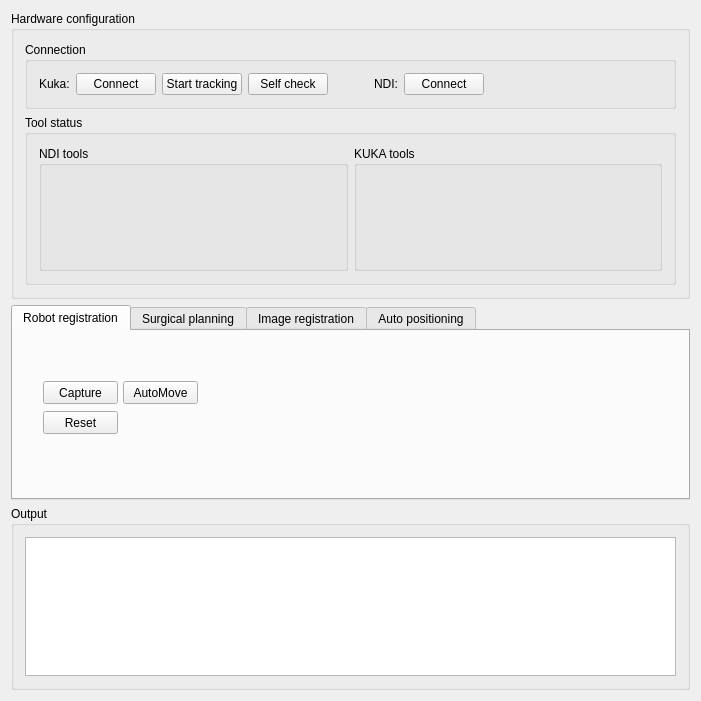
Old version of the form Plugins/org.mitk.lancet.surgicalsimulate/src/internal/SurgicalSimulateControls.ui in the repository zhaomengxiao/LancetMITK-Adition.
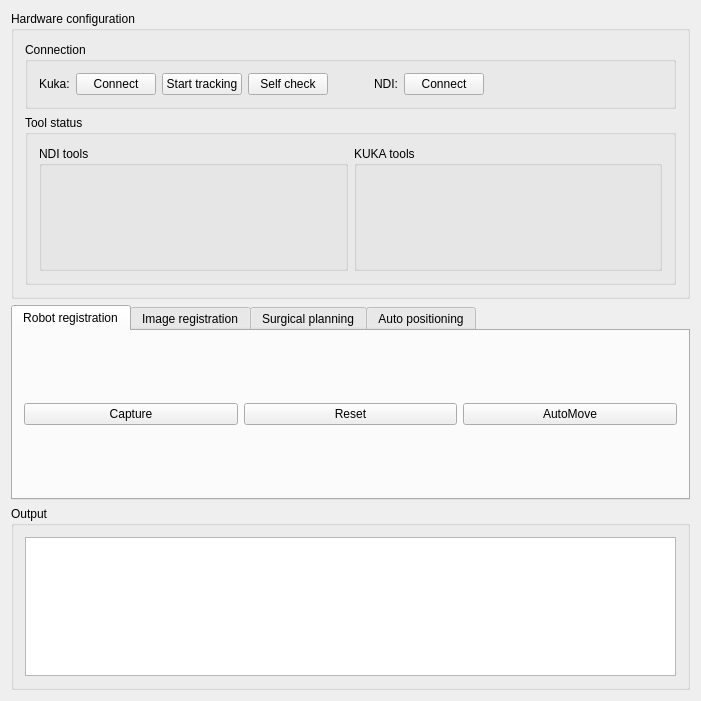
New version of the form. The open tabs and pages were chosen to show the change. Custom widgets are drawn as their Qt base class.

Commit message: fix(Surgical Simulate): fix ui

The edit to the form file:
```diff
--- a/Plugins/org.mitk.lancet.surgicalsimulate/src/internal/SurgicalSimulateControls.ui
+++ b/Plugins/org.mitk.lancet.surgicalsimulate/src/internal/SurgicalSimulateControls.ui
@@ -176,56 +176,35 @@
    <item row="1" column="0">
     <widget class="QTabWidget" name="tabWidget">
      <property name="currentIndex">
-      <number>2</number>
+      <number>3</number>
      </property>
      <widget class="QWidget" name="tab">
       <attribute name="title">
        <string>Robot registration</string>
       </attribute>
+      <layout class="QHBoxLayout" name="horizontalLayout_3">
+       <item>
+        <widget class="QPushButton" name="pushButton_captureRobot">
+         <property name="text">
+          <string>Capture</string>
+         </property>
+        </widget>
+       </item>
+       <item>
       <widget class="QPushButton" name="pushButton_resetRobotReg">
-       <property name="geometry">
-        <rect>
-         <x>30</x>
-         <y>80</y>
-         <width>75</width>
-         <height>23</height>
-        </rect>
-       </property>
        <property name="text">
         <string>Reset</string>
        </property>
       </widget>
+       </item>
+       <item>
       <widget class="QPushButton" name="pushButton_automove">
-       <property name="geometry">
-        <rect>
-         <x>110</x>
-         <y>50</y>
-         <width>75</width>
-         <height>23</height>
-        </rect>
-       </property>
        <property name="text">
         <string>AutoMove</string>
        </property>
       </widget>
-      <widget class="QPushButton" name="pushButton_captureRobot">
-       <property name="geometry">
-        <rect>
-         <x>30</x>
-         <y>50</y>
-         <width>75</width>
-         <height>23</height>
-        </rect>
-       </property>
-       <property name="text">
-        <string>Capture</string>
-       </property>
-      </widget>
-     </widget>
-     <widget class="QWidget" name="tab_3">
-      <attribute name="title">
-       <string>Surgical planning</string>
-      </attribute>
+       </item>
+      </layout>
      </widget>
      <widget class="QWidget" name="tab_2">
       <attribute name="title">
@@ -329,10 +308,33 @@
        </item>
       </layout>
      </widget>
+     <widget class="QWidget" name="tab_3">
+      <attribute name="title">
+       <string>Surgical planning</string>
+      </attribute>
+      <layout class="QHBoxLayout" name="horizontalLayout_7">
+       <item>
+        <widget class="QPushButton" name="pushButton_captureSurgicalPlane">
+         <property name="text">
+          <string>Capture Probe</string>
+         </property>
+        </widget>
+       </item>
+      </layout>
+     </widget>
      <widget class="QWidget" name="tab_4">
       <attribute name="title">
        <string>Auto positioning</string>
       </attribute>
+      <layout class="QHBoxLayout" name="horizontalLayout_8">
+       <item>
+        <widget class="QPushButton" name="pushButton_startAutoPosition">
+         <property name="text">
+          <string>Start</string>
+         </property>
+        </widget>
+       </item>
+      </layout>
      </widget>
     </widget>
    </item>
```
Lines whose indentation alone changed are shown as unchanged.
